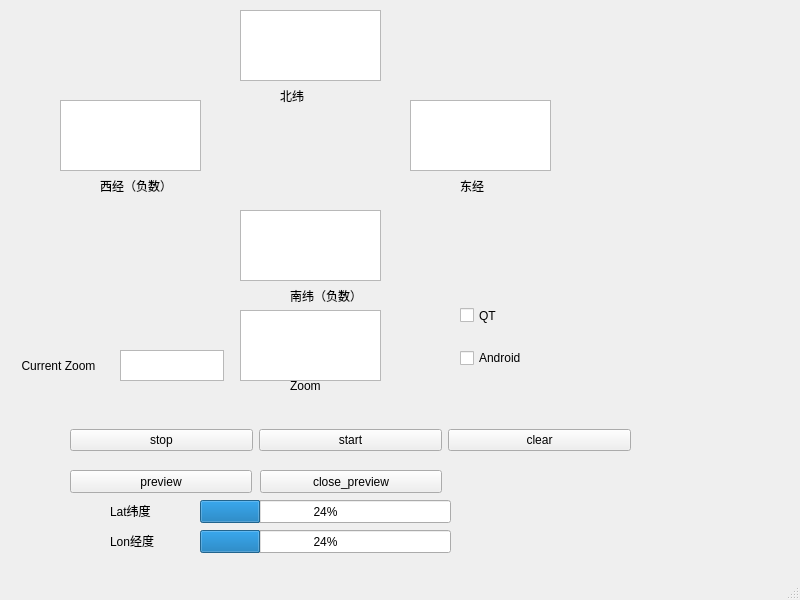
Above: get_map_tiles/mainwindow.ui from lin123lin123/get_map_tile before the change. Below: the same form after it.
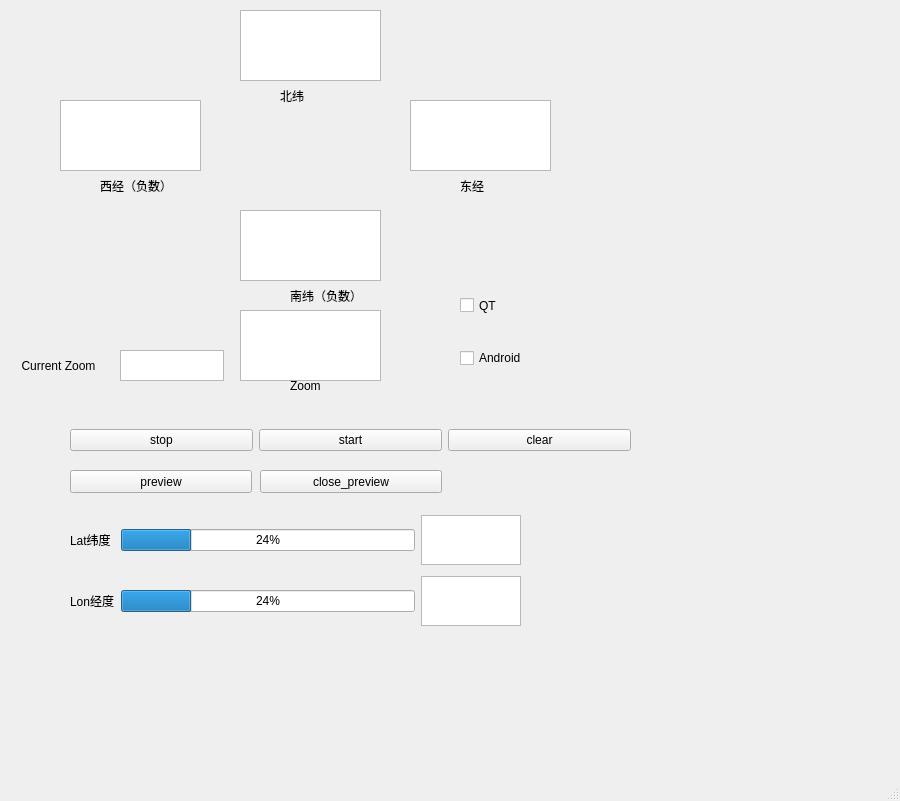
That is the form after the change.

```diff
--- a/get_map_tiles/mainwindow.ui
+++ b/get_map_tiles/mainwindow.ui
@@ -6,8 +6,8 @@
    <rect>
     <x>0</x>
     <y>0</y>
-    <width>800</width>
-    <height>600</height>
+    <width>900</width>
+    <height>801</height>
    </rect>
   </property>
   <property name="windowTitle">
@@ -192,7 +192,7 @@
     <property name="geometry">
      <rect>
       <x>460</x>
-      <y>300</y>
+      <y>290</y>
       <width>111</width>
       <height>31</height>
      </rect>
@@ -214,58 +214,6 @@
      <string>Android</string>
     </property>
    </widget>
-   <widget class="QProgressBar" name="lat_process">
-    <property name="geometry">
-     <rect>
-      <x>200</x>
-      <y>500</y>
-      <width>251</width>
-      <height>23</height>
-     </rect>
-    </property>
-    <property name="value">
-     <number>24</number>
-    </property>
-   </widget>
-   <widget class="QProgressBar" name="log_process">
-    <property name="geometry">
-     <rect>
-      <x>200</x>
-      <y>530</y>
-      <width>251</width>
-      <height>23</height>
-     </rect>
-    </property>
-    <property name="value">
-     <number>24</number>
-    </property>
-   </widget>
-   <widget class="QLabel" name="label_6">
-    <property name="geometry">
-     <rect>
-      <x>110</x>
-      <y>500</y>
-      <width>54</width>
-      <height>21</height>
-     </rect>
-    </property>
-    <property name="text">
-     <string>Lat纬度</string>
-    </property>
-   </widget>
-   <widget class="QLabel" name="label_7">
-    <property name="geometry">
-     <rect>
-      <x>110</x>
-      <y>530</y>
-      <width>54</width>
-      <height>21</height>
-     </rect>
-    </property>
-    <property name="text">
-     <string>Lon经度</string>
-    </property>
-   </widget>
    <widget class="QPlainTextEdit" name="current_zoom">
     <property name="geometry">
      <rect>
@@ -292,6 +240,69 @@
      <set>Qt::AlignCenter</set>
     </property>
    </widget>
+   <widget class="QWidget" name="">
+    <property name="geometry">
+     <rect>
+      <x>70</x>
+      <y>510</y>
+      <width>451</width>
+      <height>121</height>
+     </rect>
+    </property>
+    <layout class="QGridLayout" name="gridLayout">
+     <property name="sizeConstraint">
+      <enum>QLayout::SetNoConstraint</enum>
+     </property>
+     <item row="0" column="0">
+      <widget class="QLabel" name="label_6">
+       <property name="text">
+        <string>Lat纬度</string>
+       </property>
+      </widget>
+     </item>
+     <item row="0" column="1">
+      <widget class="QProgressBar" name="lat_process">
+       <property name="value">
+        <number>24</number>
+       </property>
+      </widget>
+     </item>
+     <item row="0" column="2">
+      <widget class="QPlainTextEdit" name="lat_value">
+       <property name="maximumSize">
+        <size>
+         <width>100</width>
+         <height>50</height>
+        </size>
+       </property>
+      </widget>
+     </item>
+     <item row="1" column="0">
+      <widget class="QLabel" name="label_7">
+       <property name="text">
+        <string>Lon经度</string>
+       </property>
+      </widget>
+     </item>
+     <item row="1" column="1">
+      <widget class="QProgressBar" name="log_process">
+       <property name="value">
+        <number>24</number>
+       </property>
+      </widget>
+     </item>
+     <item row="1" column="2">
+      <widget class="QPlainTextEdit" name="lon_value">
+       <property name="maximumSize">
+        <size>
+         <width>100</width>
+         <height>50</height>
+        </size>
+       </property>
+      </widget>
+     </item>
+    </layout>
+   </widget>
   </widget>
   <widget class="QMenuBar" name="menubar">
    <property name="geometry">
```
Left out of the diff: 2 changed lines with no effect on the pictures.
